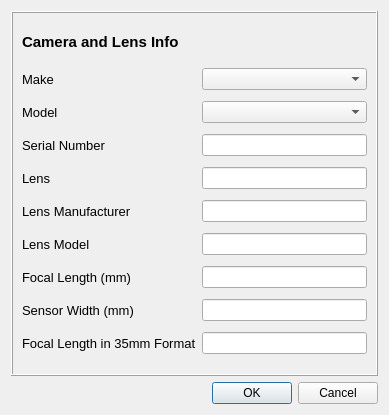
Qt form GUI/scAnt_cameraSettings_dlg.ui (evo-biomech/scAnt) before a commit.
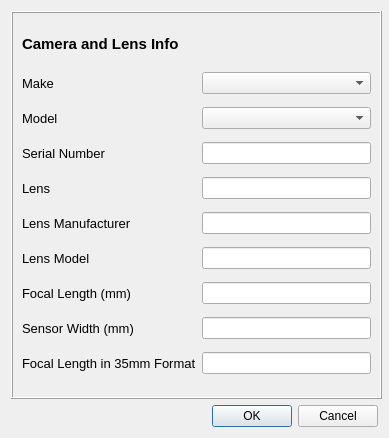
The same form after that commit.

Patch:
```diff
--- a/GUI/scAnt_cameraSettings_dlg.ui
+++ b/GUI/scAnt_cameraSettings_dlg.ui
@@ -7,15 +7,27 @@
     <x>0</x>
     <y>0</y>
     <width>389</width>
-    <height>415</height>
+    <height>438</height>
    </rect>
   </property>
+  <property name="minimumSize">
+   <size>
+    <width>389</width>
+    <height>438</height>
+   </size>
+  </property>
   <property name="windowTitle">
    <string>Dialog</string>
   </property>
   <layout class="QGridLayout" name="gridLayout_2">
    <item row="0" column="0">
     <widget class="QFrame" name="frame_exinf">
+     <property name="minimumSize">
+      <size>
+       <width>371</width>
+       <height>368</height>
+      </size>
+     </property>
      <property name="maximumSize">
       <size>
        <width>16777215</width>
@@ -43,6 +55,7 @@
         <property name="font">
          <font>
           <pointsize>11</pointsize>
+          <weight>75</weight>
           <bold>true</bold>
          </font>
         </property>
@@ -56,6 +69,7 @@
         <property name="font">
          <font>
           <pointsize>10</pointsize>
+          <weight>50</weight>
           <bold>false</bold>
          </font>
         </property>
@@ -76,6 +90,7 @@
         <property name="font">
          <font>
           <pointsize>10</pointsize>
+          <weight>50</weight>
           <bold>false</bold>
          </font>
         </property>
@@ -96,6 +111,7 @@
         <property name="font">
          <font>
           <pointsize>10</pointsize>
+          <weight>50</weight>
           <bold>false</bold>
          </font>
         </property>
@@ -119,6 +135,7 @@
         <property name="font">
          <font>
           <pointsize>10</pointsize>
+          <weight>50</weight>
           <bold>false</bold>
          </font>
         </property>
@@ -142,6 +159,7 @@
         <property name="font">
          <font>
           <pointsize>10</pointsize>
+          <weight>50</weight>
           <bold>false</bold>
          </font>
         </property>
@@ -165,6 +183,7 @@
         <property name="font">
          <font>
           <pointsize>10</pointsize>
+          <weight>50</weight>
           <bold>false</bold>
          </font>
         </property>
@@ -188,6 +207,7 @@
         <property name="font">
          <font>
           <pointsize>10</pointsize>
+          <weight>50</weight>
           <bold>false</bold>
          </font>
         </property>
@@ -208,15 +228,10 @@
       </item>
       <item row="8" column="0">
        <widget class="QLabel" name="label_sensorWidth">
-        <property name="maximumSize">
-         <size>
-          <width>16777215</width>
-          <height>20</height>
-         </size>
-        </property>
         <property name="font">
          <font>
           <pointsize>10</pointsize>
+          <weight>50</weight>
           <bold>false</bold>
          </font>
         </property>
@@ -243,6 +258,7 @@
         <property name="font">
          <font>
           <pointsize>10</pointsize>
+          <weight>50</weight>
           <bold>false</bold>
          </font>
         </property>
```
Left out of the diff: 2 changed lines with no effect on the pictures.
